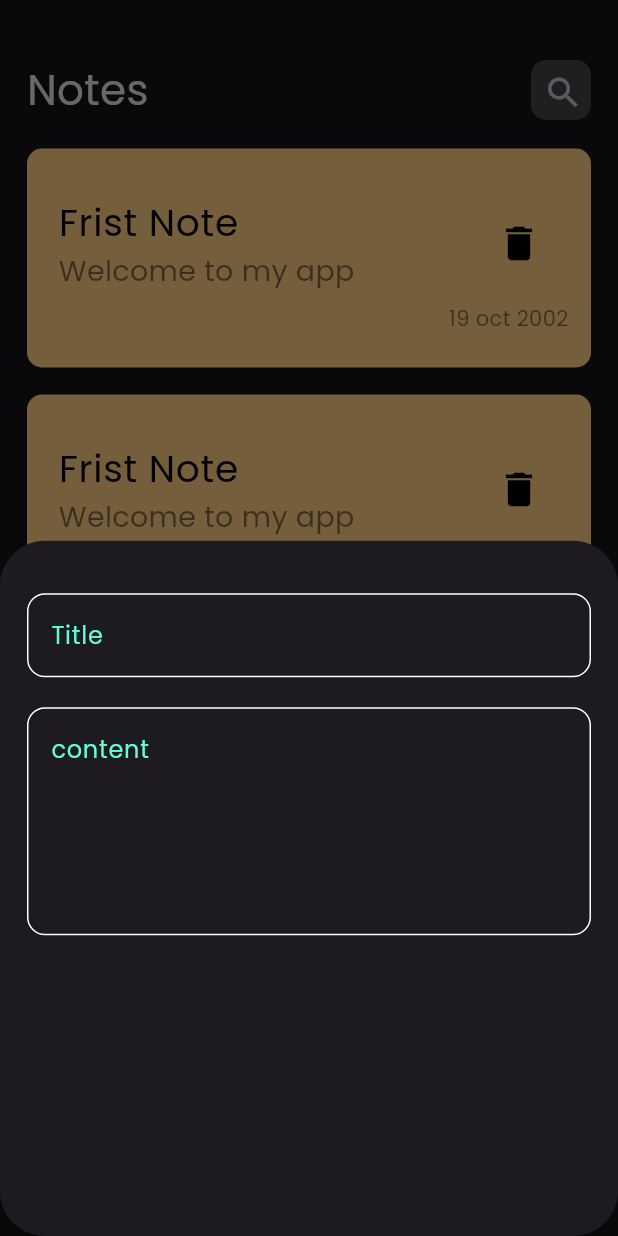
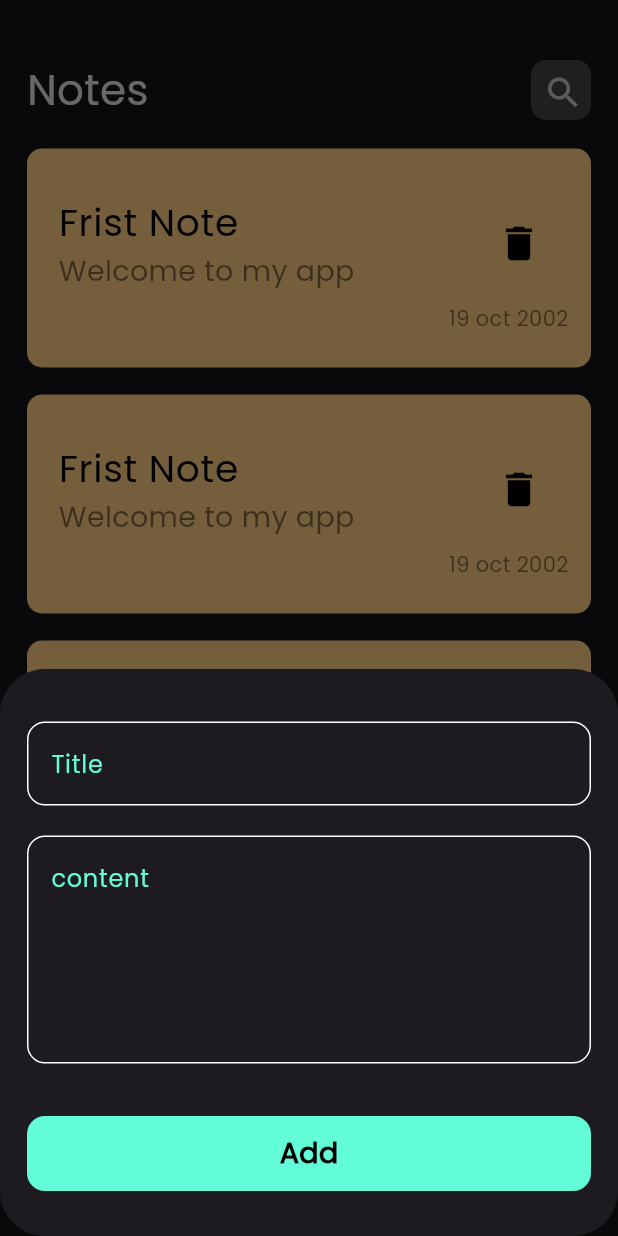
Before and after one commit to MahmoudElkhadem/notes_app, a Flutter app: the screen it shows after launch, after a tap on the "add" icon, on a phone screen of 412 x 824 dp. Run offline on Flutter 3.47's test engine with Material 3 defaults, Android fonts, the phone set to English and light mode, and no system bars.

Commit message:
create edit note view

```diff
--- a/lib/views/widgets/add_note_model_sheet.dart
+++ b/lib/views/widgets/add_note_model_sheet.dart
@@ -1,4 +1,5 @@
 import 'package:flutter/material.dart';
+import 'package:note/views/widgets/custom_botton.dart';
 import 'package:note/views/widgets/custom_text_field.dart';
 
 class AddNoteModelSheet extends StatelessWidget {
@@ -6,15 +7,20 @@ class AddNoteModelSheet extends StatelessWidget {
 
   @override
   Widget build(BuildContext context) {
-    return const Padding(
-      padding:  EdgeInsets.symmetric(horizontal: 18),
-      child:  Column(
-          children: [
-            SizedBox(height: 35),
-            CustomTextField(hintText: 'Title',),
-            SizedBox(height: 20),
-            CustomTextField(hintText: 'content', maxlines: 5,)
-          ],
+    return  SingleChildScrollView(
+      child:  Padding(
+        padding: const EdgeInsets.symmetric(horizontal: 18),
+        child:  Column(
+            children: [
+              const SizedBox(height: 35),
+              const CustomTextField(hintText: 'Title',),
+              const SizedBox(height: 20),
+              const CustomTextField(hintText: 'content', maxlines: 5,),
+              const SizedBox(height: 35),
+              CustomButton(),
+              const SizedBox(height: 30),
+            ],
+        ),
       ),
     );
   }
--- a/lib/views/widgets/custom_appbar.dart
+++ b/lib/views/widgets/custom_appbar.dart
@@ -1,15 +1,19 @@
 import 'package:flutter/material.dart';
 
 class CustomAppbar extends StatelessWidget {
-  const CustomAppbar({super.key});
+  const CustomAppbar({super.key, this.icon = Icons.search, this.title = 'Notes'});
+
+  final IconData icon;
+
+  final String title;
 
   @override
   Widget build(BuildContext context) {
     return Row(
       mainAxisAlignment: MainAxisAlignment.spaceBetween,
       children: [
-        const Text('Notes',
-        style: TextStyle(
+         Text(title,
+        style: const TextStyle(
           fontSize: 28
         ),
         ),
@@ -20,7 +24,7 @@ class CustomAppbar extends StatelessWidget {
             color: Colors.white.withOpacity(.2),
             borderRadius: BorderRadius.circular(10),
           ),
-          child:  IconButton(onPressed: (){},icon: const Icon(Icons.search,size: 27,)),
+          child:  IconButton(onPressed: (){},icon: Icon(icon,size: 27,)),
         )
     ],);
   }
--- /dev/null
+++ b/lib/views/widgets/custom_botton.dart
@@ -0,0 +1,28 @@
+import 'package:flutter/material.dart';
+import 'package:note/views/widgets/constant.dart';
+
+// ignore: must_be_immutable
+class CustomButton extends StatelessWidget {
+     CustomButton({super.key,this.ontap});
+
+  void Function()? ontap;
+  @override
+  Widget build(BuildContext context) {
+    return GestureDetector(
+      onTap: ontap,
+      child: Container(
+        decoration: BoxDecoration(
+          color: primaryColor,
+          borderRadius: BorderRadius.circular(12)
+        ),
+        width: MediaQuery.of(context).size.width,
+        height: 50,
+        child: const Center(
+          child: Text('Add',
+          style: TextStyle(color: Colors.black,fontSize: 19,fontWeight: FontWeight.bold),
+          ),
+        ),
+      ),
+    );
+  }
+}
--- a/lib/views/widgets/custom_note_item.dart
+++ b/lib/views/widgets/custom_note_item.dart
@@ -1,4 +1,5 @@
 import 'package:flutter/material.dart';
+import 'package:note/views/notes_edit.dart';
 
 // ignore: must_be_immutable
 class CustomNoteItem extends StatelessWidget {
@@ -10,7 +11,13 @@ class CustomNoteItem extends StatelessWidget {
 
   @override
   Widget build(BuildContext context) {
-    return  Container(
+    return  GestureDetector(
+      onTap: (){
+        Navigator.push(context, MaterialPageRoute(builder: (context){
+          return const NotesEdit();
+        }));
+      },
+      child: Container(
         padding:const EdgeInsets.only(top: 23,bottom: 23,left:5),
         decoration: BoxDecoration(
           color: color,
@@ -30,6 +37,7 @@ class CustomNoteItem extends StatelessWidget {
              )
           ],
         )
+      ),
     );
   }
 }
```
Also changed, not shown: lib/views/notes_edit.dart (added, +13 -0 lines), lib/views/widgets/edit_note_body.dart (added, +32 -0 lines). Lines whose indentation alone changed are shown as unchanged.
